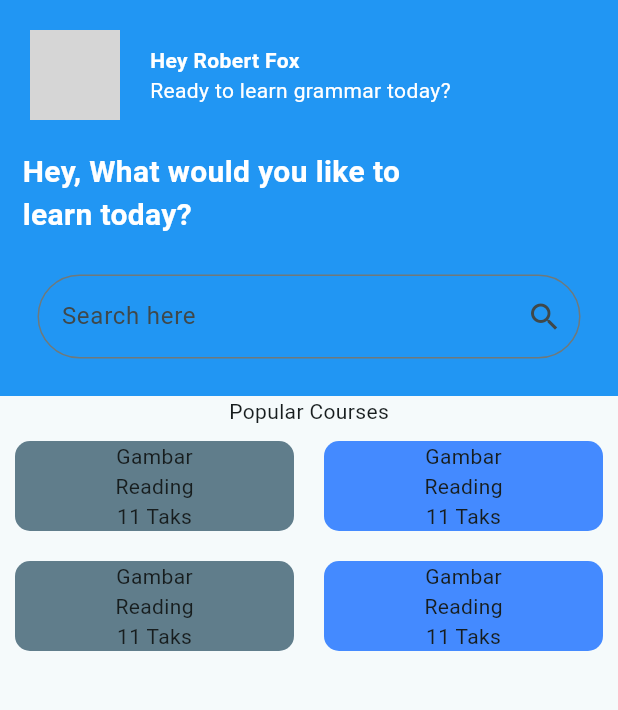
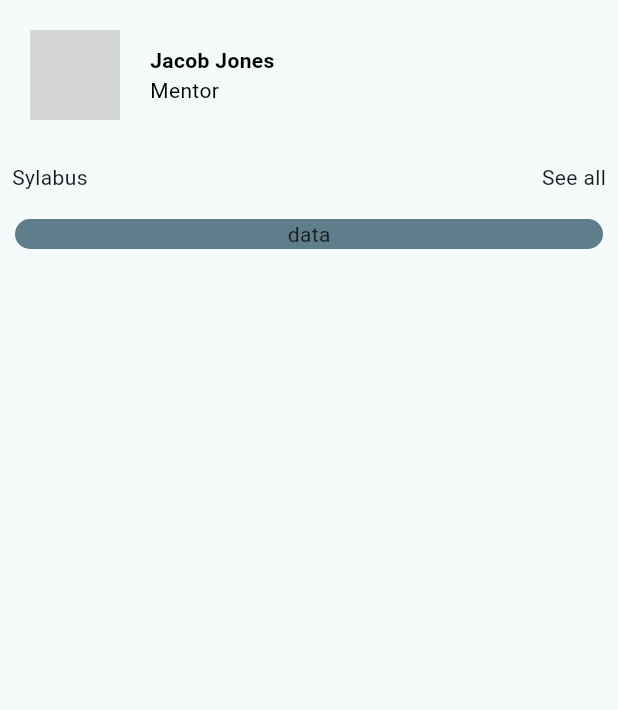
Before and after one commit to ivanka1707/ivanka_2020130027, a Flutter app: the screen it shows after launch, on a phone screen of 412 x 824 dp, the part 84-794 px from its top. Run offline on Flutter 3.47's test engine with Material 2 defaults, Android fonts, the phone set to English and light mode, and no system bars; missing offline and left inert: dart:ui_web; grey boxes are pictures that could not be loaded.

Commit message:
Push ke 3

```diff
--- a/lib/first_page.dart
+++ b/lib/first_page.dart
@@ -1,3 +1,5 @@
+import 'dart:ui_web';
+
 import 'package:flutter/material.dart';
 
 class FirstPage extends StatelessWidget {
@@ -6,8 +8,7 @@ class FirstPage extends StatelessWidget {
   @override
   Widget build(BuildContext context) {
     return Scaffold(
-      body: Column(
-        mainAxisSize: MainAxisSize.max,
+      body: ListView(
         children: [
           Container(
             color: Colors.blue,
@@ -55,27 +56,42 @@ class FirstPage extends StatelessWidget {
                     style: TextStyle(
                         color: Colors.white,
                         fontWeight: FontWeight.bold,
-                        fontSize: 20),
+                        fontSize: 25),
                   ),
                 ),
-                Padding(
+                SizedBox(
+                  height: 95,
+                  child: Padding(
                     padding: const EdgeInsets.all(25.0),
                     child: TextField(
                       decoration: InputDecoration(
                         border: OutlineInputBorder(
-                          borderRadius: BorderRadius.circular(100.0),
+                          borderRadius: BorderRadius.circular(30.0),
                         ),
                         labelText: "Search here",
-                        suffixIcon: const Icon(Icons.search)),
+                        labelStyle: const TextStyle(color: Colors.white),
+                        suffixIcon: const Icon(Icons.search),
+                        filled: true,
+                        fillColor: Colors.lightBlue,
+                      ),
+                    ),
                   ),
                 ),
               ],
             ),
           ),
-          const Text('Popular Courses'),
-          SizedBox(
-            child: Column(
+          Column(
             children: [
+              const Align(
+                alignment: Alignment.centerLeft,
+                child: Padding(
+                  padding: EdgeInsets.all(15.0),
+                  child: Text(
+                    "Popular Course",
+                    style: TextStyle(fontSize: 23, fontWeight: FontWeight.bold),
+                  ),
+                ),
+              ),
               Row(
                 children: <Widget>[
                   Expanded(
@@ -87,11 +103,15 @@ class FirstPage extends StatelessWidget {
                           borderRadius: BorderRadius.circular(10),
                           color: Colors.blueGrey,
                         ),
-                          child: const Column(
+                        child: Column(
                           children: [
-                              Text('Gambar'),
-                              Text('Reading'),
-                              Text('11 Taks'),
+                            Image.asset(
+                              '/images/1.png',
+                              height: 150,
+                              fit: BoxFit.fill,
+                            ),
+                            const Text('Reading'),
+                            const Text('11 Taks'),
                           ],
                         ),
                       ),
@@ -106,11 +126,15 @@ class FirstPage extends StatelessWidget {
                           borderRadius: BorderRadius.circular(10),
                           color: Colors.blueAccent,
                         ),
-                          child: const Column(
+                        child: Column(
                           children: [
-                              Text('Gambar'),
-                              Text('Reading'),
-                              Text('11 Taks'),
+                            Image.asset(
+                              '/images/2.png',
+                              height: 150,
+                              fit: BoxFit.fill,
+                            ),
+                            const Text('Reading'),
+                            const Text('11 Taks'),
                           ],
                         ),
                       ),
@@ -129,11 +153,15 @@ class FirstPage extends StatelessWidget {
                           borderRadius: BorderRadius.circular(10),
                           color: Colors.blueGrey,
                         ),
-                          child: const Column(
+                        child: Column(
                           children: [
-                              Text('Gambar'),
-                              Text('Reading'),
-                              Text('11 Taks'),
+                            Image.asset(
+                              '/images/3.png',
+                              height: 150,
+                              fit: BoxFit.fill,
+                            ),
+                            const Text('Reading'),
+                            const Text('11 Taks'),
                           ],
                         ),
                       ),
@@ -148,11 +176,15 @@ class FirstPage extends StatelessWidget {
                           borderRadius: BorderRadius.circular(10),
                           color: Colors.blueAccent,
                         ),
-                          child: const Column(
+                        child: Column(
                           children: [
-                              Text('Gambar'),
-                              Text('Reading'),
-                              Text('11 Taks'),
+                            Image.asset(
+                              '/images/4.png',
+                              height: 150,
+                              fit: BoxFit.fill,
+                            ),
+                            const Text('Reading'),
+                            const Text('11 Taks'),
                           ],
                         ),
                       ),
@@ -162,7 +194,6 @@ class FirstPage extends StatelessWidget {
               ),
             ],
           ),
-          ),
         ],
       ),
     );
--- a/lib/main.dart
+++ b/lib/main.dart
@@ -1,5 +1,6 @@
 import 'package:flutter/material.dart';
 import 'package:t1_2020130027/first_page.dart';
+import 'package:t1_2020130027/second_page.dart';
 
 void main() {
   runApp(const MyApp());
@@ -20,7 +21,7 @@ class MyApp extends StatelessWidget {
         appBar: AppBar(
           title: const Text('Flutter Demo'),
         ),
-        body: const FirstPage(),
+        body: const SecondPage(),
       ),
     );
   }
--- /dev/null
+++ b/lib/second_page.dart
@@ -0,0 +1,98 @@
+import 'package:flutter/material.dart';
+
+class SecondPage extends StatefulWidget {
+  const SecondPage({super.key});
+
+  @override
+  State<SecondPage> createState() => _SecondPageState();
+}
+
+class _SecondPageState extends State<SecondPage> {
+  @override
+  Widget build(BuildContext context) {
+    return Scaffold(
+      body: ListView(
+        children: [
+          Container(),
+          const Row(
+            children: [
+              Padding(
+                padding: EdgeInsets.all(20.0),
+                child: CircleAvatar(
+                  backgroundImage: AssetImage('/images/bin.jpeg'),
+                  radius: 30,
+                ),
+              ),
+              Padding(
+                padding: EdgeInsets.all(0.0),
+                child: Column(
+                  mainAxisAlignment: MainAxisAlignment.start,
+                  crossAxisAlignment: CrossAxisAlignment.start,
+                  children: [
+                    Text(
+                      'Jacob Jones',
+                      style: TextStyle(
+                        color: Colors.black,
+                        fontWeight: FontWeight.bold,
+                      ),
+                      textAlign: TextAlign.left,
+                    ),
+                    Text(
+                      'Mentor',
+                      style: TextStyle(color: Colors.black),
+                    ),
+                  ],
+                ),
+              ),
+            ],
+          ),
+          const Row(
+            children: <Widget>[
+              Expanded(
+                flex: 1,
+                child: Align(
+                  alignment: Alignment.centerLeft,
+                  child: Padding(
+                    padding: EdgeInsets.all(8.0),
+                    child: Text("Sylabus"),
+                  ),
+                ),
+              ),
+              Expanded(
+                flex: 1,
+                child: Align(
+                  alignment: Alignment.centerRight,
+                  child: Padding(
+                    padding: EdgeInsets.all(8.0),
+                    child: Text("See all"),
+                  ),
+                ),
+              )
+            ],
+          ),
+          Row(children: <Widget>[
+            Expanded(
+              flex: 1,
+              child: Padding(
+                padding: const EdgeInsets.all(10.0),
+                child: Container(
+                  decoration: BoxDecoration(
+                    borderRadius: BorderRadius.circular(10),
+                    color: Colors.blueGrey,
+                  ),
+                  child: const Column(
+                    children: [
+                      Text(
+                        'data',
+                      )
+                    ],
+                  ),
+                ),
+              ),
+            ),
+          ])
+        ],
+      ),
+    );
+  }
+}
```
Also changed, not shown: assets/images/1.png (added), assets/images/2.png (added), assets/images/3.png (added), assets/images/4.png (added), assets/images/bin.jpeg (added). Lines whose indentation alone changed are shown as unchanged.
